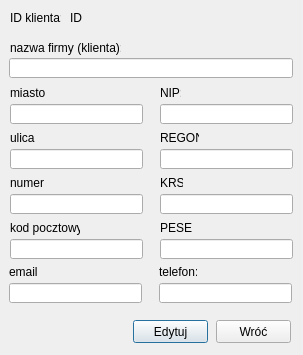
This is editclients.ui in DzimiX/ProgramSprzedazowy as Qt 5 draws it before an edit. The edited form follows.
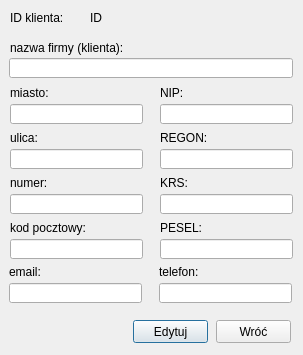
This is the edited form.

What changed in the file:
```diff
--- a/editclients.ui
+++ b/editclients.ui
@@ -28,7 +28,7 @@
     <rect>
      <x>160</x>
      <y>130</y>
-     <width>39</width>
+     <width>131</width>
      <height>16</height>
     </rect>
    </property>
@@ -71,7 +71,7 @@
     <rect>
      <x>9</x>
      <y>264</y>
-     <width>28</width>
+     <width>131</width>
      <height>16</height>
     </rect>
    </property>
@@ -117,7 +117,7 @@
     <rect>
      <x>10</x>
      <y>85</y>
-     <width>35</width>
+     <width>81</width>
      <height>16</height>
     </rect>
    </property>
@@ -143,7 +143,7 @@
     <rect>
      <x>160</x>
      <y>175</y>
-     <width>23</width>
+     <width>131</width>
      <height>16</height>
     </rect>
    </property>
@@ -156,7 +156,7 @@
     <rect>
      <x>10</x>
      <y>40</y>
-     <width>111</width>
+     <width>271</width>
      <height>16</height>
     </rect>
    </property>
@@ -179,7 +179,7 @@
     <rect>
      <x>160</x>
      <y>85</y>
-     <width>21</width>
+     <width>121</width>
      <height>16</height>
     </rect>
    </property>
@@ -192,7 +192,7 @@
     <rect>
      <x>159</x>
      <y>264</y>
-     <width>38</width>
+     <width>131</width>
      <height>16</height>
     </rect>
    </property>
@@ -225,7 +225,7 @@
     <rect>
      <x>10</x>
      <y>130</y>
-     <width>25</width>
+     <width>91</width>
      <height>16</height>
     </rect>
    </property>
@@ -248,7 +248,7 @@
     <rect>
      <x>10</x>
      <y>175</y>
-     <width>34</width>
+     <width>111</width>
      <height>16</height>
     </rect>
    </property>
@@ -261,7 +261,7 @@
     <rect>
      <x>160</x>
      <y>220</y>
-     <width>33</width>
+     <width>131</width>
      <height>16</height>
     </rect>
    </property>
@@ -284,7 +284,7 @@
     <rect>
      <x>10</x>
      <y>220</y>
-     <width>70</width>
+     <width>131</width>
      <height>16</height>
     </rect>
    </property>
@@ -297,7 +297,7 @@
     <rect>
      <x>10</x>
      <y>10</y>
-     <width>51</width>
+     <width>71</width>
      <height>16</height>
     </rect>
    </property>
@@ -308,9 +308,9 @@
   <widget class="QLabel" name="output_id">
    <property name="geometry">
     <rect>
-     <x>70</x>
+     <x>90</x>
      <y>10</y>
-     <width>51</width>
+     <width>201</width>
      <height>16</height>
     </rect>
    </property>
```
